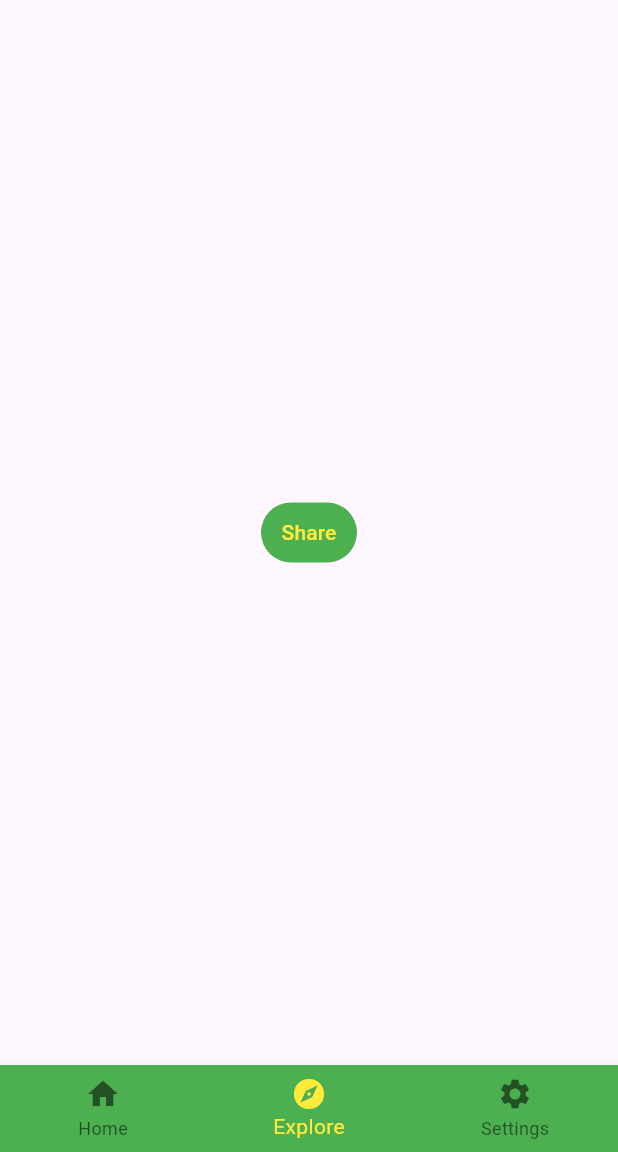
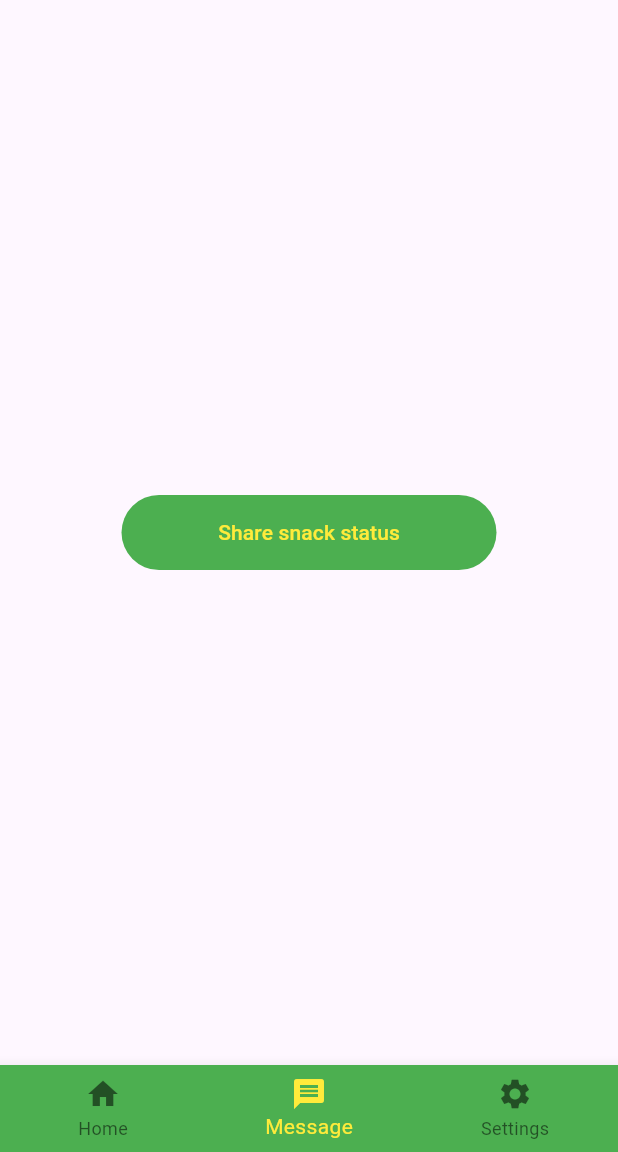
Before and after one commit to Neeraj1213/SnackChat, a Flutter app: the screen it shows after launch, swiped to page 2, on a phone screen of 412 x 824 dp, the part 84-1236 px from its top. Run offline on Flutter 3.47's test engine with Material 3 defaults, Android fonts, the phone set to English and light mode, and no system bars; our stand-ins replace share_plus, shared_preferences.

Commit message:
Renamed explore page to message page.

```diff
--- a/lib/main.dart
+++ b/lib/main.dart
@@ -1,4 +1,4 @@
-import "explore.dart";
+import "message.dart";
 import "home.dart";
 import "package:flutter/material.dart";
 import "package:shared_preferences/shared_preferences.dart";
@@ -43,7 +43,7 @@ class _MainAppState extends State<MainApp> {
                     onPageChanged: (currPage) => setState( () => currIndex = currPage ),
                     children: [
                         const HomePage(),
-                        const ExplorePage(),
+                        MessagePage( settings: widget.settings ),
                         SettingsPage( settings: widget.settings )
                     ]
                 ),
@@ -55,8 +55,8 @@ class _MainAppState extends State<MainApp> {
                             label: "Home"
                         ),
                         BottomNavigationBarItem(
-                            icon: Icon( Icons.explore ),
-                            label: "Explore"
+                            icon: Icon( Icons.message ),
+                            label: "Message"
                         ),
                         BottomNavigationBarItem(
                             icon: Icon( Icons.settings ),
--- a/lib/explore.dart
+++ b/lib/message.dart
@@ -1,14 +1,29 @@
 import "package:flutter/material.dart";
 import "package:share_plus/share_plus.dart";
+import "package:shared_preferences/shared_preferences.dart";
 
-class ExplorePage extends StatefulWidget {
-    const ExplorePage({super.key});
+class MessagePage extends StatefulWidget {
+    const MessagePage({
+        super.key,
+        required this.settings
+    });
+
+    final SharedPreferences settings;
 
     @override
-    State<ExplorePage> createState() => _ExplorePageState();
+    State<MessagePage> createState() => _MessagePageState();
 }
 
-class _ExplorePageState extends State<ExplorePage> {
+class _MessagePageState extends State<MessagePage> {
+
+    late bool feelingHungry;
+
+    @override
+    void initState() {
+        super.initState();
+
+        feelingHungry = widget.settings.getBool("feelingHungry") ?? true;
+    }
 
     @override
     Widget build(BuildContext context) {
@@ -16,7 +31,7 @@ class _ExplorePageState extends State<ExplorePage> {
             body: Center(
                 child: TextButton(
                     onPressed: () async {
-                        final result = await Share.share( "I love USF GDSC!" );
+                        final result = await Share.share( feelingHungry ? "I NEED SNACKS!!!" : "I STILL NEED SNACKS!!!" );
                         if( context.mounted && result.status == ShareResultStatus.success ) {
                             ScaffoldMessenger.of(context).showSnackBar(
                                 SnackBar(
@@ -30,7 +45,8 @@ class _ExplorePageState extends State<ExplorePage> {
                             );
                         }
                     },
-                    child: const Text( "Share" )
+                    style: const ButtonStyle( fixedSize: WidgetStatePropertyAll( Size( 250, 50 ) ) ),
+                    child: const Text( "Share snack status" )
                 )
             )
         );
```
Also changed, not shown: lib/settings.dart (+7 -7 lines).
